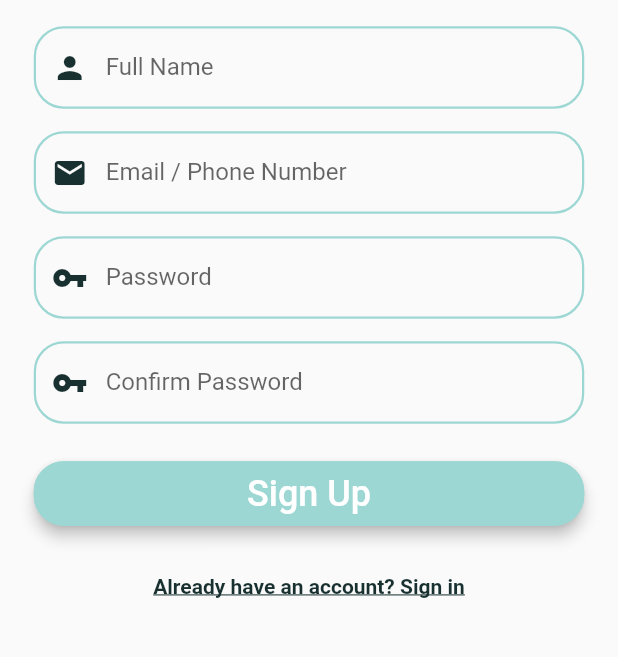
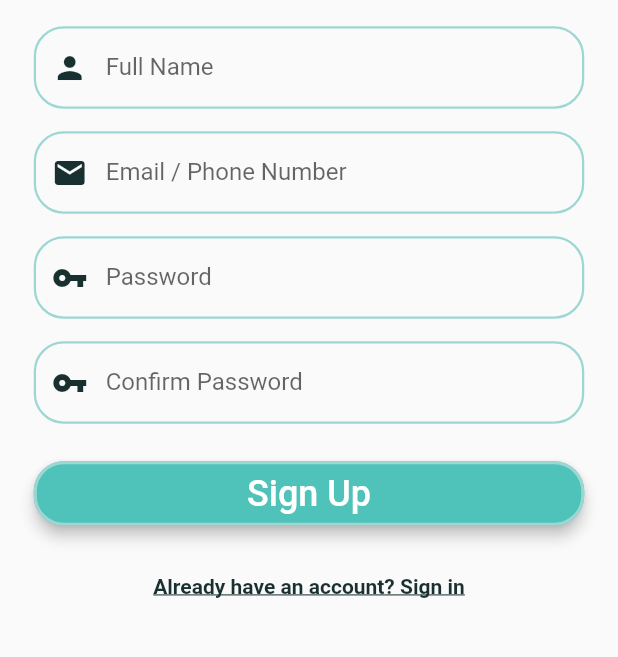
Before and after one commit to Basharalsayyed2000/ServiceProvider, a Flutter app: the SignUpScreen screen opened by its route, on a phone screen of 412 x 824 dp, the part 315-972 px from its top. Run offline on Flutter 3.47's test engine with Material 2 defaults, Android fonts, the phone set to English and light mode, and no system bars; our stand-ins replace cloud_firestore, datetime_picker_formfield; accounts and stored records are empty.

Commit message:
constant bug

```diff
--- a/lib/MyTools/Constant.dart
+++ b/lib/MyTools/Constant.dart
@@ -4,16 +4,13 @@ const KprimaryColor = Color.fromRGBO(79, 194, 185, 1);
 
 const KaccentColor = Color.fromRGBO(157, 215, 211, 1);
 
-const focusColor = KprimaryColor;
+const KfocusColor = KprimaryColor;
 
-const disabledColor = KaccentColor;
+const KdisabledColor = KaccentColor;
 
 const KprimaryColorDark = Color.fromRGBO(24, 48, 48, 1);
 
-
-const minimumpadding = 5.0;
-
-const height = 70.0;
+const Kheight = 70.0;
 const Kminimumpadding = 5.0;
 
 const KServicesCollection = 'Services';
--- a/lib/MyWidget/MyCustomButton.dart
+++ b/lib/MyWidget/MyCustomButton.dart
@@ -24,11 +24,11 @@ class _CustomButton extends State<CustomButton>{
     // ignore: deprecated_member_use
     return RaisedButton(
       elevation: (elevation == null)? 4 : elevation,
-      color: KaccentColor,
+      color: KfocusColor,
       padding: EdgeInsets.all(Kminimumpadding * 1.5),
       shape: RoundedRectangleBorder(
         borderRadius: BorderRadius.circular(20.0),
-        side: BorderSide(color: KaccentColor)
+        side: BorderSide(color: KdisabledColor, width: 2)
       ),
 
       child: Text(
--- a/lib/MyWidget/MyCustomTextField.dart
+++ b/lib/MyWidget/MyCustomTextField.dart
@@ -77,7 +77,7 @@ class _CustomTextField extends State<CustomTextField>{
             //updates when the state changes
             setState(() {
               _color = hasFocus ? KprimaryColorDark : null;
-              _iconColor = hasFocus ? disabledColor : KprimaryColorDark;
+              _iconColor = hasFocus ? KdisabledColor : KprimaryColorDark;
               _weight = hasFocus ? FontWeight.bold : null;
             });
           },
@@ -114,13 +114,13 @@ class _CustomTextField extends State<CustomTextField>{
               //idle border Design
               enabledBorder: OutlineInputBorder(
                 borderRadius: BorderRadius.circular(20.0),
-                borderSide: BorderSide(color: disabledColor, width: 1.5),
+                borderSide: BorderSide(color: KdisabledColor, width: 1.5),
               ),
 
               //when textField is focused Design
               focusedBorder: OutlineInputBorder(
                 borderRadius: BorderRadius.circular(15.0),
-                borderSide: BorderSide(color: focusColor, width: 2.5),
+                borderSide: BorderSide(color: KfocusColor, width: 2.5),
               ),
 
             ),
@@ -131,7 +131,7 @@ class _CustomTextField extends State<CustomTextField>{
       if(this.prefixText == null){
         return Container(
           padding: EdgeInsets.only(top: Kminimumpadding * 1.35, bottom: Kminimumpadding * 1.35),
-          height: height,
+          height: Kheight,
           child: Focus(
 
             //function comes with Focus Widget
@@ -171,13 +171,13 @@ class _CustomTextField extends State<CustomTextField>{
                 //idle border Design
                 enabledBorder: OutlineInputBorder(
                   borderRadius: BorderRadius.circular(20.0),
-                  borderSide: BorderSide(color: disabledColor, width: 1.5),
+                  borderSide: BorderSide(color: KdisabledColor, width: 1.5),
                 ),
 
                 //when textField is focused Design
                 focusedBorder: OutlineInputBorder(
                   borderRadius: BorderRadius.circular(20.0),
-                  borderSide: BorderSide(color: focusColor, width: 2.5),
+                  borderSide: BorderSide(color: KfocusColor, width: 2.5),
                 ),
 
               ),
@@ -232,13 +232,13 @@ class _CustomTextField extends State<CustomTextField>{
                 //idle border Design
                 enabledBorder: OutlineInputBorder(
                   borderRadius: BorderRadius.circular(20.0),
-                  borderSide: BorderSide(color: disabledColor, width: 1.5),
+                  borderSide: BorderSide(color: KdisabledColor, width: 1.5),
                 ),
 
                 //when textField is focused Design
                 focusedBorder: OutlineInputBorder(
                   borderRadius: BorderRadius.circular(15.0),
-                  borderSide: BorderSide(color: focusColor, width: 2.5),
+                  borderSide: BorderSide(color: KfocusColor, width: 2.5),
                 ),
 
               ),
--- a/lib/Screens/SignUpScreen.dart
+++ b/lib/Screens/SignUpScreen.dart
@@ -108,7 +108,7 @@ class _SignUpScreen extends State<SignUpScreen>{
       focusNode.addListener(() {
         if(focusNode.hasFocus){
           print("is focused");
-          color = focusColor;
+          color = KfocusColor;
         }else
           color = Colors.yellowAccent;
       });
--- a/pubspec.yaml
+++ b/pubspec.yaml
@@ -22,7 +22,7 @@ environment:
 
 dependencies:
   firebase_auth:
-  cloud_firestore:
+  cloud_firestore: ^0.13.7
   datetime_picker_formfield: ^0.1.8
   flutter:
     sdk: flutter
```
Also changed, not shown: lib/Screens/User/ServiceRequest.dart (+5 -5 lines), pubspec.lock.
